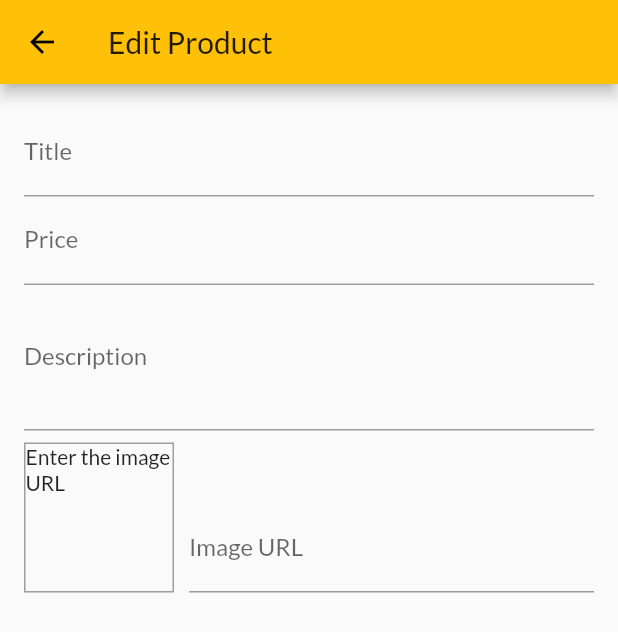
After one commit to swayamshreemohanty/ShoppingApp, a Flutter app: the EditProductScreen screen opened by its route, on a phone screen of 412 x 824 dp. The commit adds this screen. Shown: the top 632 px of the screen. Run offline on Flutter 3.47's test engine with Material 2 defaults, Android fonts, the phone set to English and light mode, and no system bars; network calls fail.

Commit message:
Image url preview paer submitted

```diff
--- a/lib/main.dart
+++ b/lib/main.dart
@@ -10,6 +10,8 @@ import './screens/products_overview_screen.dart';
 import './screens/product_details_screen.dart';
 import './screens/cart_screen.dart';
 import './screens/orders_screen.dart';
+import './screens/user_product_screen.dart';
+import './screens/edit_product_screen.dart';
 
 void main() => runApp(MyApp());
 
@@ -40,6 +42,8 @@ class MyApp extends StatelessWidget {
             ProductDetailScreen.routeName: (ctx) => ProductDetailScreen(),
             CartScreen.routeName: (ctx) => CartScreen(),
             OrderScreen.routeName: (ctx) => OrderScreen(),
+            UserProductScreen.routeName: (ctx) => UserProductScreen(),
+            EditProductScreen.routeName:(ctx)=> EditProductScreen(),
           }),
     );
   }
--- /dev/null
+++ b/lib/screens/edit_product_screen.dart
@@ -0,0 +1,115 @@
+import 'package:flutter/material.dart';
+
+class EditProductScreen extends StatefulWidget {
+  static const routeName = '/edit-product';
+  @override
+  _EditProductScreenState createState() => _EditProductScreenState();
+}
+
+class _EditProductScreenState extends State<EditProductScreen> {
+  final _priceFocusNode = FocusNode();
+  final _descriptionFocusNode = FocusNode();
+  final _imageUrlController = TextEditingController();
+  final _imageUrlFocusNode = FocusNode();
+
+  @override
+  void initState() {
+    // TODO: implement initState
+    _imageUrlFocusNode.addListener(_updateImageURL);
+    super.initState();
+  }
+
+  void _updateImageURL() {
+    if (!_imageUrlFocusNode.hasFocus) {
+      setState(() {});
+    }
+    //this fucntion we defined to auto preview triggered after the user left the ImageURL text field
+  }
+
+  @override
+  void dispose() {
+    _imageUrlFocusNode.removeListener(_updateImageURL);
+    _priceFocusNode.dispose();
+    _descriptionFocusNode.dispose();
+    _imageUrlController.dispose();
+    _imageUrlFocusNode.dispose();
+    super.dispose();
+  } //this is add to prevent memeory leak. This function automatically remove the
+  //FocusNode after the user left the text input screen
+
+  @override
+  Widget build(BuildContext context) {
+    return Scaffold(
+      appBar: AppBar(
+        title: Text('Edit Product'),
+      ),
+      body: Padding(
+        padding: const EdgeInsets.all(16.0),
+        child: Form(
+            child: ListView(
+          children: [
+            TextFormField(
+              decoration: InputDecoration(labelText: 'Title'),
+              textInputAction: TextInputAction.next,
+              //this is used to take the curser to the next field instead of submit
+              onFieldSubmitted: (_) {
+                FocusScope.of(context).requestFocus(_priceFocusNode);
+              },
+            ),
+            TextFormField(
+              decoration: InputDecoration(labelText: 'Price'),
+              textInputAction: TextInputAction.next,
+              keyboardType: TextInputType.number,
+              focusNode: _priceFocusNode,
+              //Without using the focusNode we also switch from the 1st text field to next text field
+              onFieldSubmitted: (_) {
+                FocusScope.of(context).requestFocus(_descriptionFocusNode);
+              },
+            ),
+            TextFormField(
+              decoration: InputDecoration(labelText: 'Description'),
+              maxLines: 3,
+              keyboardType: TextInputType.multiline,
+              focusNode: _descriptionFocusNode,
+              //Without using the focusNode we also switch from the 1st text field to next text field
+            ),
+            Row(
+              crossAxisAlignment: CrossAxisAlignment.end,
+              children: [
+                Container(
+                  width: 100,
+                  height: 100,
+                  margin: EdgeInsets.only(
+                    top: 8,
+                    right: 10,
+                  ),
+                  decoration: BoxDecoration(
+                    border: Border.all(width: 1, color: Colors.grey),
+                  ),
+                  child: _imageUrlController.text.isEmpty
+                      ? Text('Enter the image URL')
+                      : FittedBox(
+                          child: Image.network(_imageUrlController.text,
+                              fit: BoxFit.cover),
+                        ),
+                ),
+                Expanded(
+                  child: TextFormField(
+                    decoration: InputDecoration(labelText: 'Image URL'),
+                    keyboardType: TextInputType.url,
+                    textInputAction: TextInputAction.done,
+                    controller: _imageUrlController,
+                    focusNode: _imageUrlFocusNode,
+                    // onEditingComplete: () {
+                    //   setState(() {});   //instead of this we are using _updateImageURL()
+                    // },
+                  ),
+                )
+              ],
+            )
+          ],
+        )),
+      ),
+    );
+  }
+}
--- a/lib/widgets/app_drawer.dart
+++ b/lib/widgets/app_drawer.dart
@@ -1,5 +1,6 @@
 import 'package:flutter/material.dart';
 import '../screens/orders_screen.dart';
+import '../screens/user_product_screen.dart';
 
 class AppDrawer extends StatelessWidget {
   @override
@@ -27,6 +28,15 @@ class AppDrawer extends StatelessWidget {
               Navigator.of(context).pushReplacementNamed(OrderScreen.routeName);
             },
           ),
+          Divider(),
+          ListTile(
+            leading: Icon(Icons.edit),
+            title: Text('Manage Products'),
+            onTap: () {
+              Navigator.of(context)
+                  .pushReplacementNamed(UserProductScreen.routeName);
+            },
+          ),
         ],
       ),
     );
```
Also changed, not shown: lib/providers/cart.dart (+19 -0 lines), lib/screens/user_product_screen.dart (added, +45 -0 lines), lib/widgets/cart_item.dart (+29 -0 lines), lib/widgets/product_item.dart (+14 -0 lines), lib/widgets/user_product_item.dart (added, +40 -0 lines).
